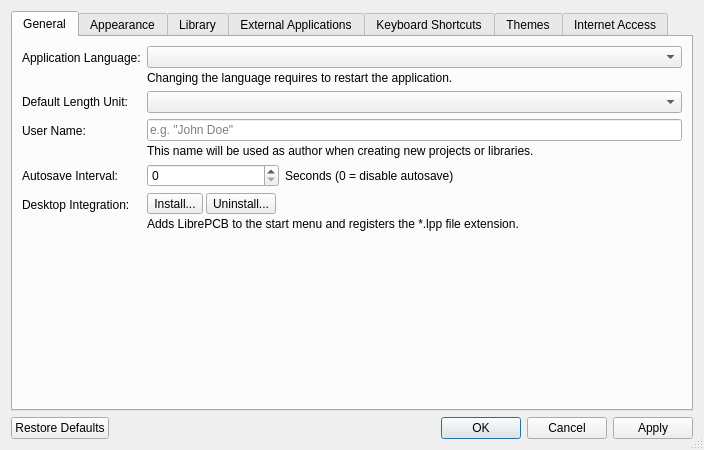
This is libs/librepcb/editor/workspace/workspacesettingsdialog.ui in LibrePCB/LibrePCB as Qt 5 draws it before an edit. The edited form follows.
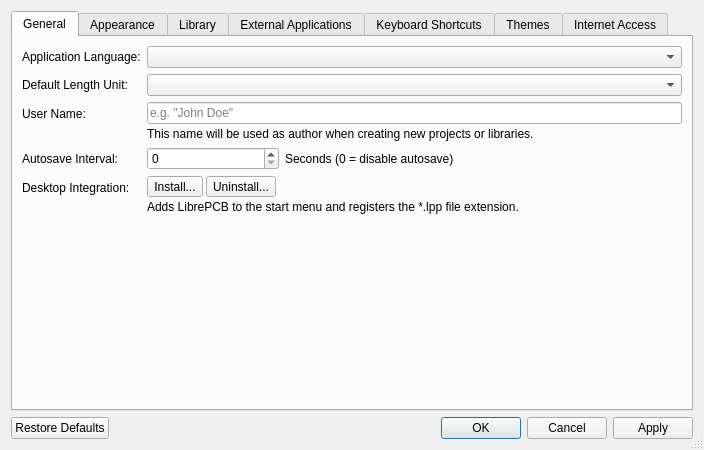
This is the edited form. Icons and pictures are not drawn. Custom widgets are drawn as their Qt base class.

Commit message: Support switching application language at runtime

Diff of the .ui file:
```diff
--- a/libs/librepcb/editor/workspace/workspacesettingsdialog.ui
+++ b/libs/librepcb/editor/workspace/workspacesettingsdialog.ui
@@ -44,37 +44,11 @@
         </widget>
        </item>
        <item row="0" column="1">
-        <layout class="QVBoxLayout" name="verticalLayout_3">
-         <property name="spacing">
-          <number>3</number>
+        <widget class="QComboBox" name="cbxAppLocale">
+         <property name="insertPolicy">
+          <enum>QComboBox::NoInsert</enum>
          </property>
-         <property name="sizeConstraint">
-          <enum>QLayout::SetMinimumSize</enum>
-         </property>
-         <item>
-          <widget class="QComboBox" name="cbxAppLocale">
-           <property name="insertPolicy">
-            <enum>QComboBox::NoInsert</enum>
-           </property>
-          </widget>
-         </item>
-         <item>
-          <widget class="QLabel" name="label_8">
-           <property name="sizePolicy">
-            <sizepolicy hsizetype="Preferred" vsizetype="Fixed">
-             <horstretch>0</horstretch>
-             <verstretch>0</verstretch>
-            </sizepolicy>
-           </property>
-           <property name="text">
-            <string>Changing the language requires to restart the application.</string>
-           </property>
-           <property name="wordWrap">
-            <bool>true</bool>
-           </property>
-          </widget>
-         </item>
-        </layout>
+        </widget>
        </item>
        <item row="1" column="0">
         <widget class="QLabel" name="label_4">
```
Left out of the diff: 14 changed lines with no effect on the pictures. The commit also changes 4 other files.
